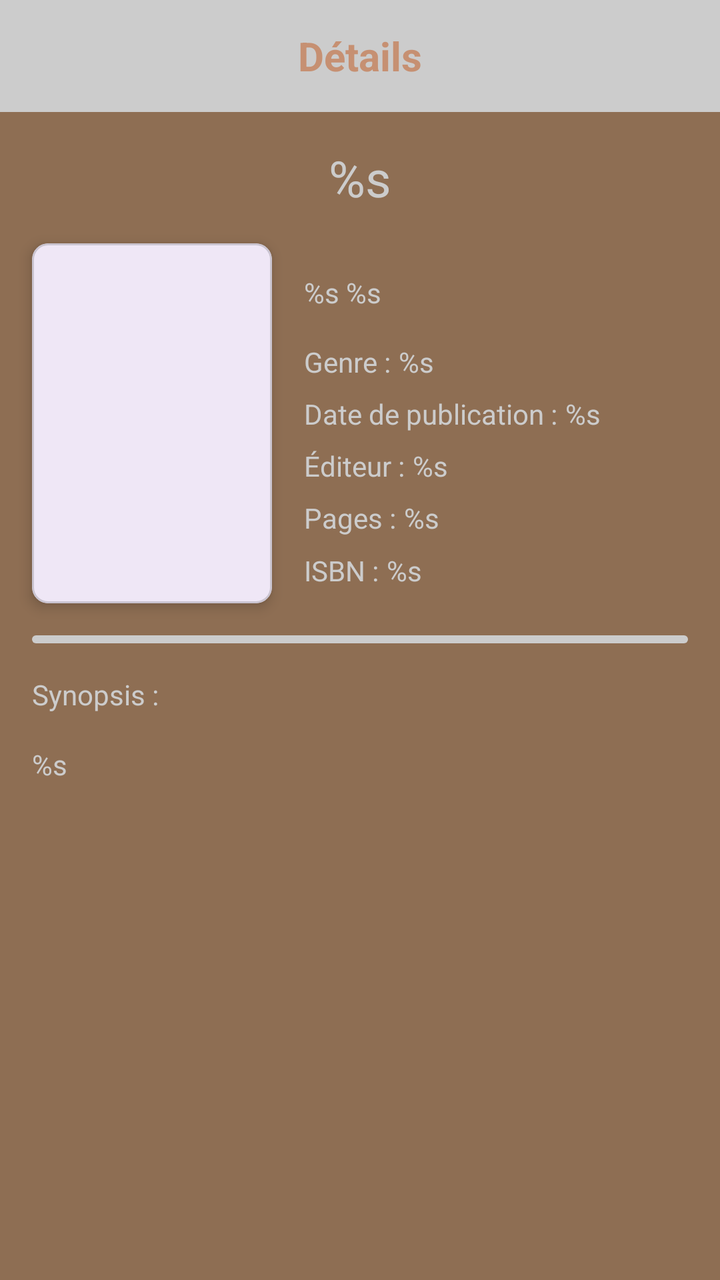
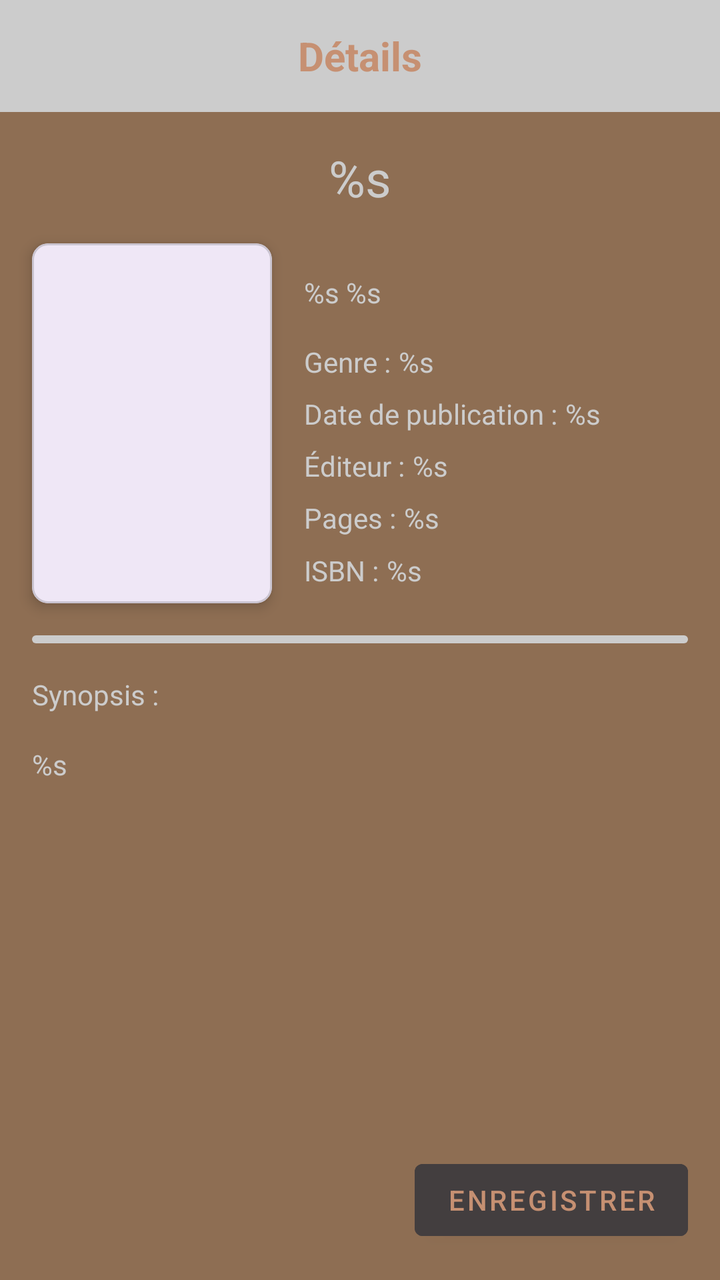

An Android layout rendered at two revisions. The XML below is the earlier revision; the diff shows what the commit changed to produce the second picture.
<!-- AndroidManifest.xml: application theme Theme.ScanLib -->
<!-- res/layout/fragment_details.xml -->
<?xml version="1.0" encoding="utf-8"?>
<androidx.constraintlayout.widget.ConstraintLayout xmlns:android="http://schemas.android.com/apk/res/android"
    xmlns:app="http://schemas.android.com/apk/res-auto"
    android:layout_width="match_parent"
    android:layout_height="match_parent"
    android:background="@color/primary_background">

    
    <TextView
        android:id="@+id/headerTitle"
        android:layout_width="0dp"
        android:layout_height="56dp"
        android:background="@color/secondary_background"
        android:gravity="center"
        android:text="@string/details_title"
        android:textColor="@color/secondary_text"
        android:textSize="20sp"
        android:textStyle="bold"
        app:layout_constraintTop_toTopOf="parent"
        app:layout_constraintStart_toStartOf="parent"
        app:layout_constraintEnd_toEndOf="parent" />

    
    <TextView
        android:id="@+id/bookTitle"
        android:layout_width="0dp"
        android:layout_height="wrap_content"
        android:text="@string/book_title"
        android:textSize="25sp"
        android:textAlignment="center"
        android:textColor="@color/secondary_background"
        android:layout_marginHorizontal="16dp"
        android:layout_marginTop="16dp"
        app:layout_constraintEnd_toEndOf="parent"
        app:layout_constraintTop_toBottomOf="@id/headerTitle"
        app:layout_constraintStart_toStartOf="parent"/>

    
    <com.google.android.material.card.MaterialCardView
        android:id="@+id/cardPreviewContainer"
        android:layout_width="120dp"
        android:layout_height="180dp"
        android:layout_marginTop="16dp"
        app:cardCornerRadius="8dp"
        app:cardElevation="4dp"
        app:layout_constraintStart_toStartOf="@id/bookTitle"
        app:layout_constraintTop_toBottomOf="@id/bookTitle"
        app:layout_constraintBottom_toTopOf="@id/separator">
    </com.google.android.material.card.MaterialCardView>

    
    <EditText
        style="@style/FlatEditText"
        android:id="@+id/author_name"
        android:layout_width="0dp"
        android:layout_height="wrap_content"
        android:text="@string/author_name_text"
        android:textColor="@color/secondary_background"
        android:background="@android:color/transparent"
        android:layout_marginStart="16dp"
        app:layout_constraintEnd_toEndOf="@id/separator"
        app:layout_constraintStart_toEndOf="@id/cardPreviewContainer"
        app:layout_constraintTop_toTopOf="@id/cardPreviewContainer"
        app:layout_constraintBottom_toTopOf="@id/book_genre"
        android:imeOptions="actionNext"
        android:nextFocusForward="@+id/book_genre_edit_text"/>

    
    <TextView
        android:id="@+id/book_genre"
        android:layout_width="wrap_content"
        android:layout_height="wrap_content"
        android:text="@string/genre_text"
        android:textColor="@color/secondary_background"
        android:layout_marginStart="16dp"
        app:layout_constraintStart_toEndOf="@id/cardPreviewContainer"
        app:layout_constraintTop_toBottomOf="@id/author_name"
        app:layout_constraintBottom_toTopOf="@id/date_publisher"/>

    
    <EditText
        style="@style/FlatEditText"
        android:id="@+id/book_genre_edit_text"
        android:layout_width="0dp"
        android:layout_height="wrap_content"
        android:inputType="text"
        android:text="@string/book_genre_edit_text"
        app:layout_constraintEnd_toEndOf="@id/separator"
        app:layout_constraintBottom_toBottomOf="@id/book_genre"
        app:layout_constraintStart_toEndOf="@id/book_genre"
        app:layout_constraintTop_toTopOf="@id/book_genre"
        android:imeOptions="actionNext"
        android:nextFocusForward="@+id/date_publisher_edit_text"/>

    
    <TextView
        android:id="@+id/date_publisher"
        android:layout_width="wrap_content"
        android:layout_height="wrap_content"
        android:text="@string/date_publisher_text"
        android:textColor="@color/secondary_background"
        android:layout_marginStart="16dp"
        app:layout_constraintStart_toEndOf="@id/cardPreviewContainer"
        app:layout_constraintTop_toBottomOf="@id/book_genre"
        app:layout_constraintBottom_toTopOf="@id/editor"/>

    
    <EditText
        style="@style/FlatEditText"
        android:id="@+id/date_publisher_edit_text"
        android:layout_width="0dp"
        android:layout_height="wrap_content"
        android:inputType="date"
        android:text="@string/book_genre_edit_text"
        app:layout_constraintEnd_toEndOf="@id/separator"
        app:layout_constraintBottom_toBottomOf="@id/date_publisher"
        app:layout_constraintStart_toEndOf="@id/date_publisher"
        app:layout_constraintTop_toTopOf="@id/date_publisher"
        android:imeOptions="actionNext"
        android:nextFocusForward="@+id/editor_edit_text"/>

    
    <TextView
        android:id="@+id/editor"
        android:layout_width="wrap_content"
        android:layout_height="wrap_content"
        android:text="@string/editor_name_text"
        android:textColor="@color/secondary_background"
        android:layout_marginStart="16dp"
        app:layout_constraintStart_toEndOf="@id/cardPreviewContainer"
        app:layout_constraintTop_toBottomOf="@id/date_publisher"
        app:layout_constraintBottom_toTopOf="@id/pages_number"/>

    
    <EditText
        style="@style/FlatEditText"
        android:id="@+id/editor_edit_text"
        android:layout_width="0dp"
        android:layout_height="wrap_content"
        android:inputType="date"
        android:text="@string/book_genre_edit_text"
        app:layout_constraintEnd_toEndOf="@id/separator"
        app:layout_constraintBottom_toBottomOf="@id/editor"
        app:layout_constraintStart_toEndOf="@id/editor"
        app:layout_constraintTop_toTopOf="@id/editor"
        android:imeOptions="actionNext"
        android:nextFocusForward="@+id/pages_number_edit_text"/>

    
    <TextView
        android:id="@+id/pages_number"
        android:layout_width="wrap_content"
        android:layout_height="wrap_content"
        android:text="@string/pages_number_text"
        android:textColor="@color/secondary_background"
        android:layout_marginStart="16dp"
        app:layout_constraintStart_toEndOf="@id/cardPreviewContainer"
        app:layout_constraintTop_toBottomOf="@id/editor"
        app:layout_constraintBottom_toTopOf="@id/isbn"/>

    
    <EditText
        style="@style/FlatEditText"
        android:id="@+id/pages_number_edit_text"
        android:layout_width="0dp"
        android:layout_height="wrap_content"
        android:inputType="number"
        android:text="@string/book_genre_edit_text"
        app:layout_constraintEnd_toEndOf="@id/separator"
        app:layout_constraintBottom_toBottomOf="@id/pages_number"
        app:layout_constraintStart_toEndOf="@id/pages_number"
        app:layout_constraintTop_toTopOf="@id/pages_number"
        android:imeOptions="actionNext"
        android:nextFocusForward="@+id/isbn_edit_text"/>

    
    <TextView
        android:id="@+id/isbn"
        android:layout_width="wrap_content"
        android:layout_height="wrap_content"
        android:text="@string/isbn_code"
        android:textColor="@color/secondary_background"
        android:layout_marginStart="16dp"
        app:layout_constraintStart_toEndOf="@id/cardPreviewContainer"
        app:layout_constraintTop_toBottomOf="@id/pages_number"
        app:layout_constraintBottom_toBottomOf="@id/cardPreviewContainer" />

    
    <EditText
        style="@style/FlatEditText"
        android:id="@+id/isbn_edit_text"
        android:layout_width="0dp"
        android:layout_height="wrap_content"
        android:inputType="number"
        android:text="@string/book_genre_edit_text"
        app:layout_constraintEnd_toEndOf="@id/separator"
        app:layout_constraintBottom_toBottomOf="@id/isbn"
        app:layout_constraintStart_toEndOf="@id/isbn"
        app:layout_constraintTop_toTopOf="@id/isbn"
        android:imeOptions="actionDone"/>

    
    <View
        android:id="@+id/separator"
        android:layout_width="0dp"
        android:layout_height="4dp"
        android:layout_margin="16dp"
        android:background="@drawable/rounded_separator"
        app:layout_constraintTop_toBottomOf="@id/cardPreviewContainer"
        app:layout_constraintStart_toStartOf="parent"
        app:layout_constraintEnd_toEndOf="parent"
        android:layout_marginTop="8dp" />

    
    <TextView
        android:id="@+id/synopsis_title"
        android:layout_width="wrap_content"
        android:layout_height="wrap_content"
        android:text="@string/synopsis_title"
        android:layout_marginTop="16dp"
        android:textColor="@color/secondary_background"
        app:layout_constraintStart_toStartOf="@id/separator"
        app:layout_constraintTop_toBottomOf="@id/separator"/>

    
    <TextView
        android:id="@+id/synopsis_content"
        android:layout_width="match_parent"
        android:layout_height="wrap_content"
        android:text="@string/synpsosis_text"
        android:layout_marginTop="16dp"
        android:layout_marginHorizontal="16dp"
        android:textColor="@color/secondary_background"
        app:layout_constraintStart_toStartOf="@id/synopsis_title"
        app:layout_constraintEnd_toEndOf="@id/separator"
        app:layout_constraintTop_toBottomOf="@id/synopsis_title"/>

</androidx.constraintlayout.widget.ConstraintLayout>
<!-- resources referenced by this layout -->
<resources>
  <color name="primary_background">#8E6E53</color>
  <color name="secondary_background">#CCCCCC</color>
  <color name="secondary_text">#C69072</color>
  <!-- drawable rounded_separator (drawable) -->
  <?xml version="1.0" encoding="utf-8"?>
  <shape xmlns:android="http://schemas.android.com/apk/res/android"
      android:shape="rectangle">
      <solid android:color="@color/secondary_background" />
      <corners android:radius="24dp" />
  </shape>
  <string name="author_name_text">%s %s</string>
  <string name="book_genre_edit_text">%s</string>
  <string name="book_title">%s</string>
  <string name="date_publisher_text">Date de publication : </string>
  <string name="details_title">Détails</string>
  <string name="editor_name_text">Éditeur : </string>
  <string name="genre_text">Genre : </string>
  <string name="isbn_code">ISBN : </string>
  <string name="pages_number_text">Pages : </string>
  <string name="synopsis_title">Synopsis :</string>
  <string name="synpsosis_text">%s</string>
  <style name="FlatEditText">
          <item name="android:layout_marginStart">4dp</item>
          <item name="android:background">@android:color/transparent</item>
          <item name="android:padding">0dp</item>
          <item name="android:minHeight">0dp</item>
          <item name="android:textSize">14sp</item>
          <item name="android:inputType">textMultiLine</item>
          <item name="android:minLines">2</item>
          <item name="android:textColor">@color/secondary_background</item>
          <item name="android:scrollHorizontally">false</item>
      </style>
  <style name="Theme.ScanLib" parent="Base.Theme.ScanLib" />
  <style name="Base.Theme.ScanLib" parent="Theme.Material3.DayNight.NoActionBar">
          
          
      </style>
</resources>

<!-- the commit's change to res/layout/fragment_details.xml (unified diff, before → after) -->
@@ -235,4 +235,19 @@
         app:layout_constraintEnd_toEndOf="@id/separator"
         app:layout_constraintTop_toBottomOf="@id/synopsis_title"/>
 
+    
+    <com.google.android.material.button.MaterialButton
+        android:id="@+id/save_button"
+        style="@style/Widget.MaterialComponents.Button"
+        android:layout_width="wrap_content"
+        android:layout_height="wrap_content"
+        android:layout_margin="16dp"
+        android:text="@string/save_button_text"
+        android:backgroundTint="@color/primary_button"
+        android:textColor="@color/secondary_text"
+        app:iconGravity="textStart"
+        app:iconPadding="8dp"
+        app:layout_constraintBottom_toBottomOf="parent"
+        app:layout_constraintEnd_toEndOf="parent"/>
+
 </androidx.constraintlayout.widget.ConstraintLayout>
<!-- resource entries referenced after the edit -->
@@ -1,6 +1,7 @@
 <!-- resources referenced by this layout -->
 <resources>
   <color name="primary_background">#8E6E53</color>
+  <color name="primary_button">#433E3F</color>
   <color name="secondary_background">#CCCCCC</color>
   <color name="secondary_text">#C69072</color>
   <!-- drawable rounded_separator (drawable) -->
@@ -19,6 +20,7 @@
   <string name="genre_text">Genre : </string>
   <string name="isbn_code">ISBN : </string>
   <string name="pages_number_text">Pages : </string>
+  <string name="save_button_text">Enregistrer</string>
   <string name="synopsis_title">Synopsis :</string>
   <string name="synpsosis_text">%s</string>
   <style name="FlatEditText">
